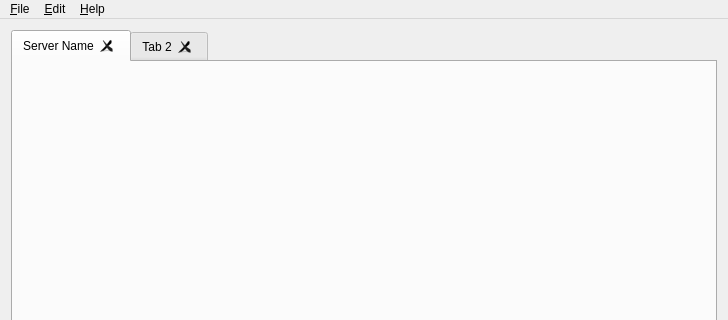
Qt form jmesquita/fsgui/resources/fs_gui.ui (freeswitch/freeswitch-contrib) before a commit; both pictures show x 0 to 728 and y 0 to 320 of the 728 by 523 pixel window.
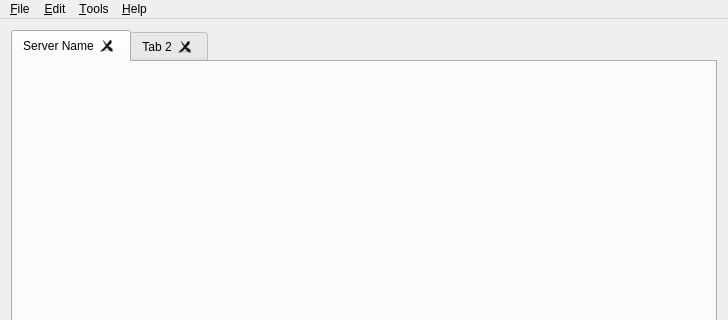
The same form after that commit.

```diff
--- a/jmesquita/fsgui/resources/fs_gui.ui
+++ b/jmesquita/fsgui/resources/fs_gui.ui
@@ -75,8 +75,15 @@
     </property>
     <addaction name="actionPreferences"/>
    </widget>
+   <widget class="QMenu" name="menu_Tools">
+    <property name="title">
+     <string>&amp;Tools</string>
+    </property>
+    <addaction name="actionPastebinLog"/>
+   </widget>
    <addaction name="menuFile"/>
    <addaction name="menuEdit"/>
+   <addaction name="menu_Tools"/>
    <addaction name="menuHelp"/>
   </widget>
   <widget class="QStatusBar" name="statusBar">
```
Left out of the diff: 31 changed lines with no effect on the pictures.
